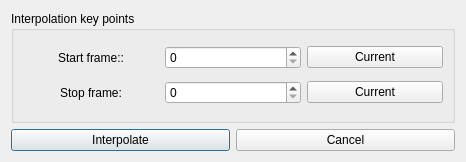
The window that ui/interpolationdialog.ui (Apkawa/QGifer) describes before a commit, drawn with Qt 5.
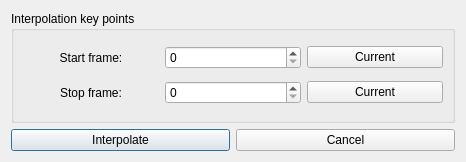
The same window after the commit. Icons and pictures are not drawn.

What changed in the file:
```diff
--- a/ui/interpolationdialog.ui
+++ b/ui/interpolationdialog.ui
@@ -45,7 +45,7 @@
       <item row="0" column="0">
        <widget class="QLabel" name="label">
         <property name="text">
-         <string>Start frame::</string>
+         <string>Start frame:</string>
         </property>
         <property name="alignment">
          <set>Qt::AlignCenter</set>
```
